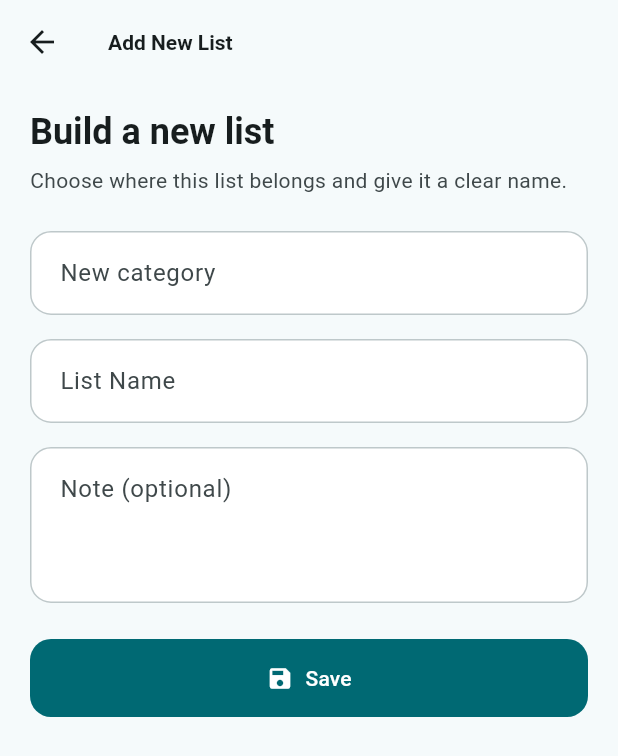
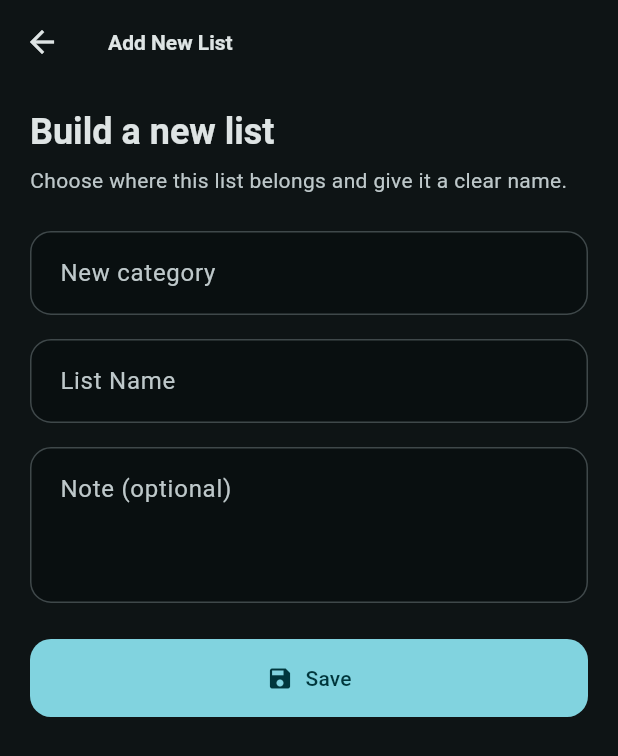
Before and after one commit to dissanayakeG/flutter-list-tracker, a Flutter app: the screen it shows after launch, after a tap on "Add New List", on a phone screen of 412 x 824 dp. Shown: the top 756 px of the screen. Run offline on Flutter 3.47's test engine with Material 3 defaults, Android fonts, the phone set to English and light mode, and no system bars; our stand-ins replace csv, drift, drift_flutter, file_picker, flutter_riverpod, go_router; accounts and stored records are empty; generated files the repository leaves out were written again.

Commit message:
feat(ui ux improvements) : introduce setting page and move theme change function into that

```diff
--- a/lib/main.dart
+++ b/lib/main.dart
@@ -8,6 +8,7 @@ import 'ui/add_entry/add_entry_page.dart';
 import 'ui/categories/categories_page.dart';
 import 'ui/dashboard/dashboard_page.dart';
 import 'ui/list_detail/list_detail_page.dart';
+import 'ui/settings/settings_page.dart';
 import 'ui/theme/app_theme.dart';
 
 void main() {
@@ -17,6 +18,7 @@ void main() {
 final _router = GoRouter(
   routes: [
     GoRoute(path: '/', builder: (_, _) => const DashboardPage()),
+    GoRoute(path: '/settings', builder: (_, _) => const SettingsPage()),
     GoRoute(path: '/add-list', builder: (_, _) => const AddListPage()),
     GoRoute(path: '/categories', builder: (_, _) => const CategoriesPage()),
     GoRoute(
@@ -43,16 +45,18 @@ final _router = GoRouter(
   ],
 );
 
-class ListTrackerApp extends StatelessWidget {
+class ListTrackerApp extends ConsumerWidget {
   const ListTrackerApp({super.key});
 
   @override
-  Widget build(BuildContext context) {
+  Widget build(BuildContext context, WidgetRef ref) {
+    final themeMode = ref.watch(appThemeModeProvider);
+
     return MaterialApp.router(
       title: 'List Tracker',
       theme: AppTheme.light(),
       darkTheme: AppTheme.dark(),
-      themeMode: ThemeMode.system,
+      themeMode: themeMode,
       routerConfig: _router,
     );
   }
--- a/lib/ui/dashboard/dashboard_page.dart
+++ b/lib/ui/dashboard/dashboard_page.dart
@@ -67,8 +67,14 @@ class _DashboardPageState extends ConsumerState<DashboardPage> {
               icon: const Icon(Icons.file_download_outlined),
               tooltip: 'Export CSV',
             ),
+          IconButton(
+            onPressed: () => context.push('/settings'),
+            icon: const Icon(Icons.settings_outlined),
+            tooltip: 'Settings',
+          ),
         ],
       ),
+
       body: SafeArea(
         child: Column(
           children: [
@@ -81,7 +87,11 @@ class _DashboardPageState extends ConsumerState<DashboardPage> {
               },
             ),
             Expanded(
+              ///If data has loaded, call data and build _ListCards.
+              ///While loading, build a progress indicator.
+              ///If loading failed, call error and build _LoadError
               child: listSummaries.when(
+                ///When the data is ready, summaries is the actual list:
                 data: (summaries) => _ListCards(
                   summaries: _filterSummaries(summaries),
                   hasActiveFilter: _selectedCategoryId != null,
@@ -93,6 +103,7 @@ class _DashboardPageState extends ConsumerState<DashboardPage> {
           ],
         ),
       ),
+
       floatingActionButton: FloatingActionButton.extended(
         onPressed: () => context.push('/add-list'),
         icon: const Icon(Icons.add),
```
Also changed, not shown: lib/data/transfer/csv_export_providers.dart (+16 -0 lines), lib/ui/settings/settings_page.dart (added, +56 -0 lines), 1 other file.
